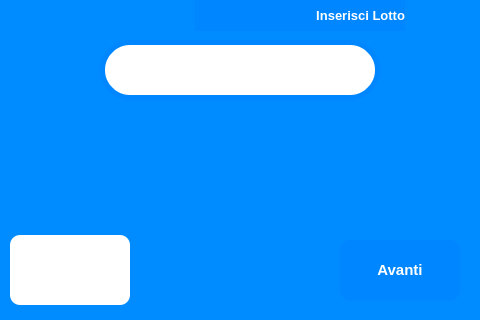
Above: view/inserisci_lotto_window.ui from ISacchitella/MicroOne_v1.1 before the change. Below: the same form after it.
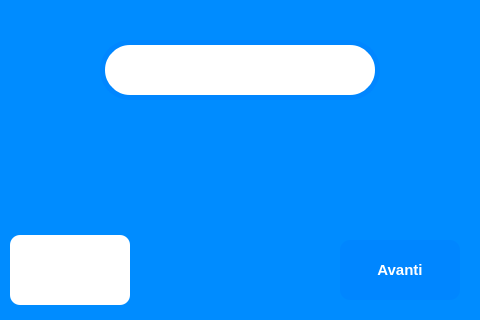
That is the form after the change. Icons and pictures are not drawn.

What changed in the file:
```diff
--- a/view/inserisci_lotto_window.ui
+++ b/view/inserisci_lotto_window.ui
@@ -33,35 +33,6 @@
     <string/>
    </property>
   </widget>
-  <widget class="QLabel" name="label">
-   <property name="geometry">
-    <rect>
-     <x>195</x>
-     <y>0</y>
-     <width>210</width>
-     <height>31</height>
-    </rect>
-   </property>
-   <property name="font">
-    <font>
-     <family>Segoe UI</family>
-     <pointsize>10</pointsize>
-     <weight>75</weight>
-     <bold>true</bold>
-    </font>
-   </property>
-   <property name="styleSheet">
-    <string notr="true">background-color: rgb(0, 134, 255);
-
-color: rgb(255, 255, 255);</string>
-   </property>
-   <property name="text">
-    <string>Inserisci Lotto</string>
-   </property>
-   <property name="alignment">
-    <set>Qt::AlignRight|Qt::AlignTrailing|Qt::AlignVCenter</set>
-   </property>
-  </widget>
   <widget class="QPushButton" name="cancel_btn_">
    <property name="geometry">
     <rect>
```
Left out of the diff: 15 changed lines with no effect on the pictures.
